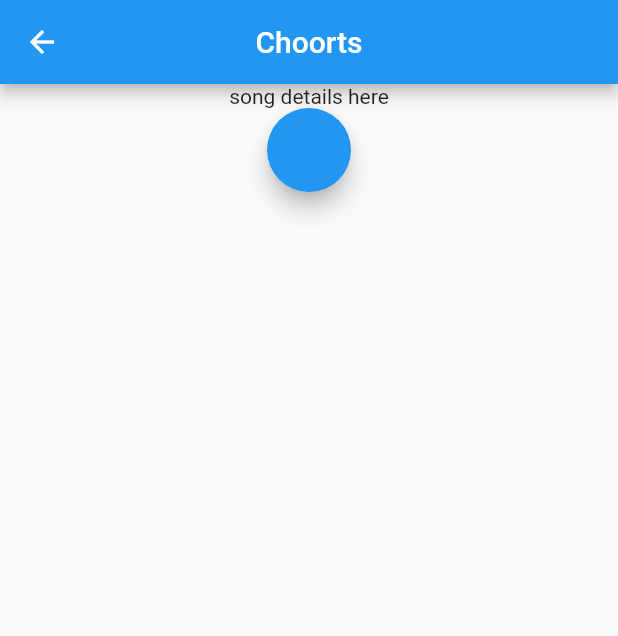
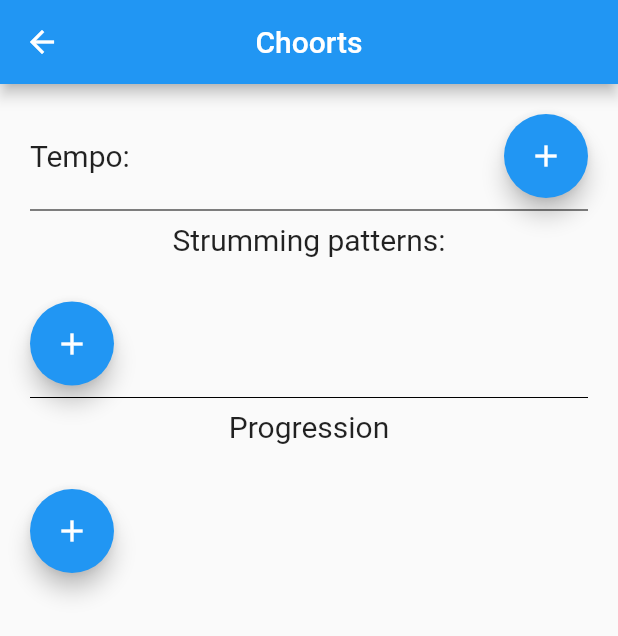
Before and after one commit to ZuchowskiM/Choorts, a Flutter app: the SongDetails screen opened directly, on a phone screen of 412 x 824 dp. Shown: the top 636 px of the screen. Run offline on Flutter 3.47's test engine with Material 2 defaults, Android fonts, the phone set to English and light mode, and no system bars; our stand-ins replace sqflite; accounts and stored records are empty.

Commit message:
added front-end for song details

```diff
--- a/lib/query.dart
+++ b/lib/query.dart
@@ -38,7 +38,7 @@ class QueryCtr {
 
 
     var res = await db.query("songs");
-    db.close();
+    //db.close();
 
     List<Song> list =
         res.isNotEmpty ? res.map((c) => Song.fromMap(c)).toList() : <Song>[];
--- a/lib/songDetails.dart
+++ b/lib/songDetails.dart
@@ -1,3 +1,5 @@
+import 'dart:ui';
+
 import 'package:flutter/material.dart';
 import 'main.dart';
 
@@ -14,19 +16,72 @@ class _SongDetailsState extends State<SongDetails> {
         title: Text("Choorts"),
         centerTitle: true,
       ),
-      body: Center(
+      body: Container(
+        margin: EdgeInsets.all(20),
+        child: Center(
         child: Column(
+          //mainAxisAlignment: MainAxisAlignment.spaceAround,
         children: <Widget>[
-          Text("song details here"),
+          Row(
+            mainAxisAlignment: MainAxisAlignment.spaceBetween,
+            children: <Widget>[
+              Text("Tempo:",
+              style: TextStyle(fontSize: 20),
+              ),
               FloatingActionButton(onPressed: () {
               Navigator.push(context, MaterialPageRoute(
                 builder: (context) => SongList()
                 )
               );
-          })
+            },
+            child: Icon(Icons.add),
+            ),
+            ],
+          ),
+          Divider(
+            color: Colors.black,
+          ),
+          Row(
+            mainAxisAlignment: MainAxisAlignment.center,
+            children: [
+            Text("Strumming patterns:",
+              style: TextStyle(fontSize: 20),
+              textAlign: TextAlign.center,
+            ),
+          ],),
+          SizedBox(height: 30),
+          Row( children: [
+            FloatingActionButton(onPressed: () {
+              Navigator.push(context, MaterialPageRoute(
+                builder: (context) => SongList()
+                )
+              );
+            },
+            child: Icon(Icons.add)),
+          ],),
+           Divider(
+            color: Colors.black,
+          ),
+          Row(
+            mainAxisAlignment: MainAxisAlignment.center,
+            children: [
+            Text("Progression",
+            style: TextStyle(fontSize: 20))
+          ],),
+          SizedBox(height: 30),
+          Row(children: [
+            FloatingActionButton(onPressed: () {
+              Navigator.push(context, MaterialPageRoute(
+                builder: (context) => SongList()
+                )
+              );
+            },
+            child: Icon(Icons.add)),
+          ],)
         ] ,
       ),
     ),
+    )
     );
 
 
```
Lines whose indentation alone changed are shown as unchanged.
